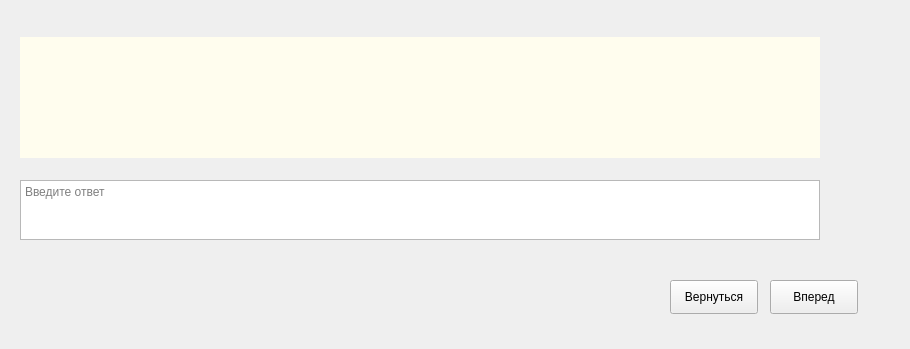
Old version of the form window_tamplates/writen_response_format.ui in the repository afanasev0035/interface_proforient.
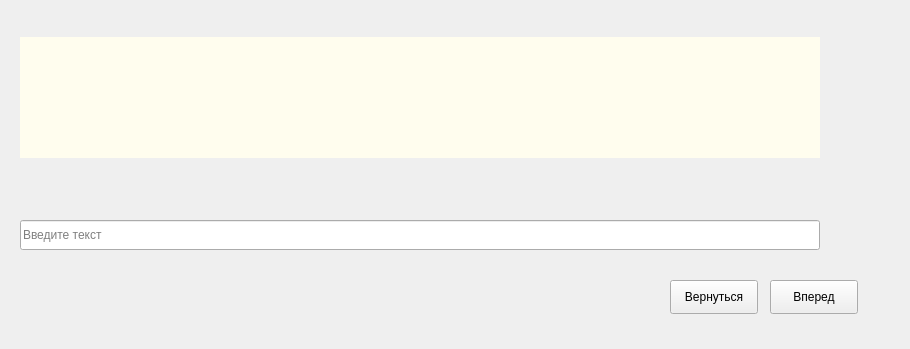
New version of the form.

Commit message: Подправил шаблон, теперь соответствует как в проекте

```diff
--- a/window_tamplates/writen_response_format.ui
+++ b/window_tamplates/writen_response_format.ui
@@ -71,17 +71,17 @@
      <string>Вернуться</string>
     </property>
    </widget>
-   <widget class="QTextEdit" name="textEdit">
+   <widget class="QLineEdit" name="lineEdit">
     <property name="geometry">
      <rect>
       <x>20</x>
-      <y>180</y>
+      <y>220</y>
       <width>800</width>
-      <height>60</height>
+      <height>30</height>
      </rect>
     </property>
     <property name="placeholderText">
-     <string>Введите ответ</string>
+     <string>Введите текст</string>
     </property>
    </widget>
   </widget>
```
